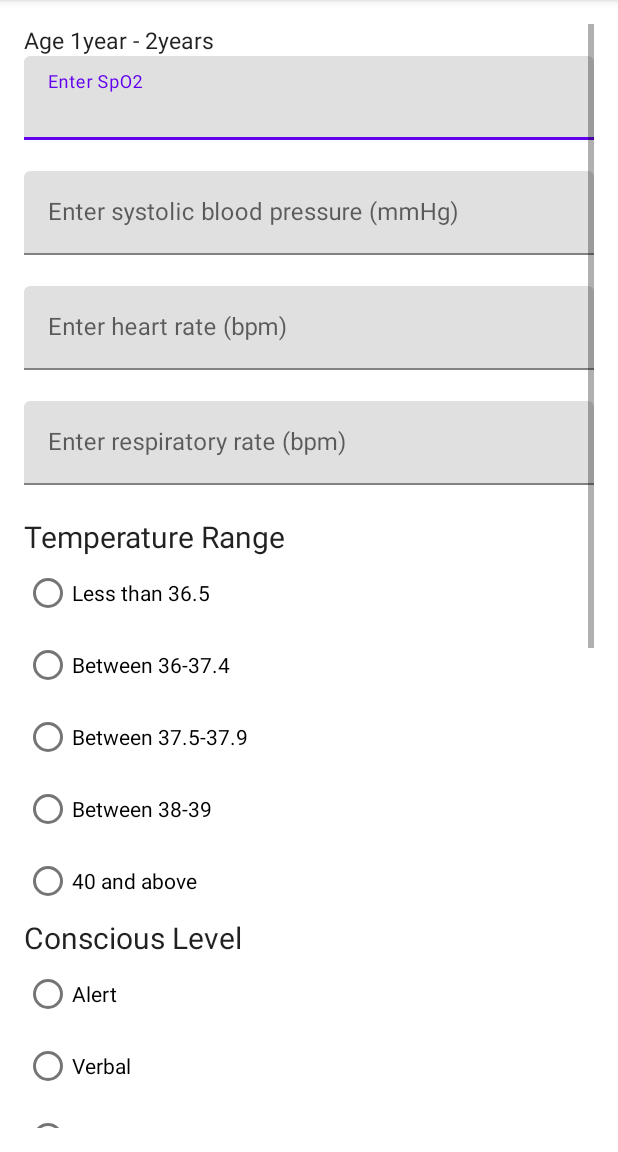
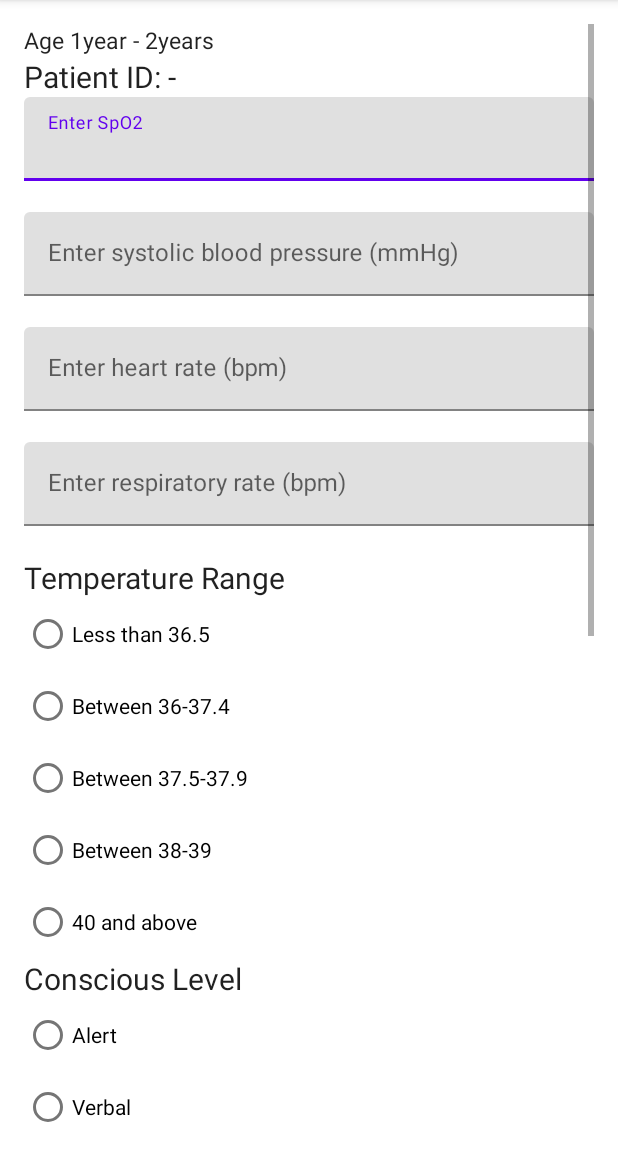
Before and after one commit to mustnap/HCWAssistsAppV3, an Android app: the Form12_23months screen opened directly, with no data from a screen before it, on a phone screen of 412 x 824 dp, the part 84-1236 px from its top. Run offline under Robolectric (Android 15) with nearby library versions, the phone set to English and light mode, and no system bars.

Commit message:
added readings working

```diff
--- a/app/src/main/java/my/bloo/hcwassists/CustomAdapter.java
+++ b/app/src/main/java/my/bloo/hcwassists/CustomAdapter.java
@@ -78,7 +78,7 @@ public class CustomAdapter extends RecyclerView.Adapter<CustomAdapter.MyViewHold
                 }
 
 
-                intent.putExtra("id", String.valueOf(patient_id.get(position)));
+                intent.putExtra("patient_id", String.valueOf(patient_id.get(position)));
                 intent.putExtra("name", String.valueOf(patient_name.get(position)));
                 intent.putExtra("age", String.valueOf(patient_age.get(position)));
                 intent.putExtra("dob", String.valueOf(patient_dob.get(position)));
--- a/app/src/main/java/my/bloo/hcwassists/Form12_23months.java
+++ b/app/src/main/java/my/bloo/hcwassists/Form12_23months.java
@@ -11,6 +11,8 @@ import android.widget.Button;
 import android.widget.EditText;
 import android.widget.RadioButton;
 import android.widget.RadioGroup;
+import android.widget.TextView;
+import android.widget.Toast;
 
 import com.google.android.material.dialog.MaterialAlertDialogBuilder;
 import com.google.android.material.textfield.TextInputEditText;
@@ -20,8 +22,7 @@ public class Form12_23months extends AppCompatActivity {
     TextInputEditText spo2_input, bloodpressue_input, heartRate_input, respi_input;
     RadioGroup tempRange_radioGroup, consciousLevel_radioGroup, oxygenDelivery_radioGroup, capilary_radioGroup;
 
-    int  intRb01, intRb02, intRb03, intRb04, intRb05;
-
+    int intRb01, intRb02, intRb03, intRb04, intRb05;
     int intSpo2Score, intBloodPressureScore, intHearRateScore, intRespiratoryScore, intTempRangeScore, intConsciousScore, intOxygenScore, intCapilaryScore;
 
     Button calc_button;
@@ -31,8 +32,7 @@ public class Form12_23months extends AppCompatActivity {
     int checkedRadioGroupConsciusLevel, intConsciousOptionSelected;
     int checkedRadioGroupTemperature, intTemperatureOptionSelected;
 
-
-    String id, result, age, dob;
+    TextView patientId_tV;
 
     @Override
     protected void onCreate(Bundle savedInstanceState) {
@@ -40,28 +40,32 @@ public class Form12_23months extends AppCompatActivity {
         setContentView(R.layout.activity_form1223months);
 
         calc_button = findViewById(R.id.btnCalc_02);
-
-        result = " result is OK ";
+        getAndSetIntentData();
         calc_button.setOnClickListener(new View.OnClickListener() {
             @Override
             public void onClick(View view) {
                 confirmDialog2();
+                MyDatabaseHelper myDB = new MyDatabaseHelper(getApplicationContext());
+                int totalScore = intSpo2Score + intBloodPressureScore + intHearRateScore + intRespiratoryScore + intTempRangeScore + intConsciousScore + intOxygenScore + intCapilaryScore;
+
+                patientId_tV = findViewById(R.id.tvPatientID);
+                myDB.addReadings(patientId_tV.getText().toString(), "100", "1", "90", "3", "100", "0", totalScore);
             }
         });
-
     }
 
-    void calculateSpo2(){
+
+    void calculateSpo2() {
 
         spo2_input = findViewById(R.id.text_input_spo2_02);
 
         int intSpo2Val = Integer.valueOf(spo2_input.getText().toString().trim());
 
-        if (intSpo2Val >= 94 ) {
+        if (intSpo2Val >= 94) {
             intSpo2Score = 0;
-        } else  if ( (intSpo2Val >= 92 &&  intSpo2Val <= 93) ) {
+        } else if ((intSpo2Val >= 92 && intSpo2Val <= 93)) {
             intSpo2Score = 1;
-        } else  if ( (intSpo2Val < 92) ) {
+        } else if ((intSpo2Val < 92)) {
             intSpo2Score = 3;
         } else {
             intSpo2Score = 0;
@@ -69,64 +73,64 @@ public class Form12_23months extends AppCompatActivity {
     }
 
 
-    void calculateBloodPressure(){
+    void calculateBloodPressure() {
         bloodpressue_input = findViewById(R.id.text_input_bp_02);
 
         int intBPVal = Integer.valueOf(bloodpressue_input.getText().toString().trim());
 
-        if (intBPVal >= 70 && intBPVal <= 100 ) {
+        if (intBPVal >= 70 && intBPVal <= 100) {
             intBloodPressureScore = 0;
-        } else  if ( (intBPVal > 100 && intBPVal <= 110 ) ) {
+        } else if ((intBPVal > 100 && intBPVal <= 110)) {
             intBloodPressureScore = 1;
-        } else  if ( (intBPVal > 110) ) {
+        } else if ((intBPVal > 110)) {
             intBloodPressureScore = 3;
-        } else  if ( (intBPVal < 60) ) {
+        } else if ((intBPVal < 60)) {
             intBloodPressureScore = 3;
-        } else  if ( (intBPVal >= 60 && intBPVal < 70 ) ) {
+        } else if ((intBPVal >= 60 && intBPVal < 70)) {
             intBloodPressureScore = 1;
         }
     }
 
-    void calculateHeartRate(){
+    void calculateHeartRate() {
         heartRate_input = findViewById(R.id.text_input_hr_02);
 
         int intHRVal = Integer.valueOf(heartRate_input.getText().toString().trim());
 
-        if (intHRVal >= 100 && intHRVal <= 150 ) {
+        if (intHRVal >= 100 && intHRVal <= 150) {
             intHearRateScore = 0;
-        } else  if (intHRVal > 150 && intHRVal <= 160 ) {
+        } else if (intHRVal > 150 && intHRVal <= 160) {
             intHearRateScore = 1;
-        } else  if (intHRVal > 160 ) {
+        } else if (intHRVal > 160) {
             intHearRateScore = 3;
-        } else  if (intHRVal >= 80 && intHRVal <= 100 ) {
+        } else if (intHRVal >= 80 && intHRVal <= 100) {
             intHearRateScore = 1;
-        } else  if (  intHRVal < 80 ) {
+        } else if (intHRVal < 80) {
             intHearRateScore = 3;
         }
 
     }
 
 
-    void calculateRespiratoryRate(){
+    void calculateRespiratoryRate() {
         respi_input = findViewById(R.id.text_input_resp_02);
 
         int intRespiVal = Integer.valueOf(respi_input.getText().toString().trim());
 
-        if (intRespiVal > 60 && intRespiVal < 20 ) {
+        if (intRespiVal > 60 && intRespiVal < 20) {
             intRespiratoryScore = 3;
-        } else  if (intRespiVal > 40 && intRespiVal <= 60 ) {
+        } else if (intRespiVal > 40 && intRespiVal <= 60) {
             intRespiratoryScore = 1;
-        } else  if (intRespiVal > 22 && intRespiVal <= 40 ) {
+        } else if (intRespiVal > 22 && intRespiVal <= 40) {
             intRespiratoryScore = 0;
-        } else  if (intRespiVal > 20 && intRespiVal <= 22 ) {
+        } else if (intRespiVal > 20 && intRespiVal <= 22) {
             intRespiratoryScore = 1;
-        } else  if (  intRespiVal < 20 ) {
+        } else if (intRespiVal < 20) {
             intRespiratoryScore = 3;
         }
     }
 
 
-    void calculateTemperature(){
+    void calculateTemperature() {
         tempRange_radioGroup = (RadioGroup) findViewById(R.id.radioGroupTempRange_02);
         checkedRadioGroupTemperature = tempRange_radioGroup.getCheckedRadioButtonId();
         intRb01 = findViewById(R.id.rBtn02_tR_01_Less365).getId();
@@ -138,33 +142,33 @@ public class Form12_23months extends AppCompatActivity {
         int selected = -1;
         if (checkedRadioGroupTemperature == intRb01) {
             selected = 1;
-        } else  if (checkedRadioGroupTemperature == intRb02) {
+        } else if (checkedRadioGroupTemperature == intRb02) {
             selected = 2;
-        } else  if (checkedRadioGroupTemperature == intRb03) {
+        } else if (checkedRadioGroupTemperature == intRb03) {
             selected = 3;
-        } else  if (checkedRadioGroupTemperature == intRb04) {
+        } else if (checkedRadioGroupTemperature == intRb04) {
             selected = 4;
-        } else  if (checkedRadioGroupTemperature == intRb05) {
+        } else if (checkedRadioGroupTemperature == intRb05) {
             selected = 5;
         }
 
         intTemperatureOptionSelected = selected;
 
-        if (intTemperatureOptionSelected == 1 ) {
+        if (intTemperatureOptionSelected == 1) {
             intTempRangeScore = 3;
-        } else  if (intTemperatureOptionSelected == 2 ) {
+        } else if (intTemperatureOptionSelected == 2) {
             intTempRangeScore = 0;
-        } else  if (intTemperatureOptionSelected == 3) {
+        } else if (intTemperatureOptionSelected == 3) {
             intTempRangeScore = 1;
-        } else  if (intTemperatureOptionSelected == 4 ) {
+        } else if (intTemperatureOptionSelected == 4) {
             intTempRangeScore = 1;
-        } else  if (  intTemperatureOptionSelected == 5 ) {
+        } else if (intTemperatureOptionSelected == 5) {
             intTempRangeScore = 3;
         }
 
     }
 
-    void calculateConsciousLevel(){
+    void calculateConsciousLevel() {
         consciousLevel_radioGroup = (RadioGroup) findViewById(R.id.radioGroupConscious_02);
         checkedRadioGroupConsciusLevel = consciousLevel_radioGroup.getCheckedRadioButtonId();
         intRb01 = findViewById(R.id.rBtn02_cL_01_alert).getId();
@@ -175,25 +179,25 @@ public class Form12_23months extends AppCompatActivity {
         int selected = -1;
         if (checkedRadioGroupConsciusLevel == intRb01) {
             selected = 1;
-        } else  if (checkedRadioGroupConsciusLevel == intRb02) {
+        } else if (checkedRadioGroupConsciusLevel == intRb02) {
             selected = 2;
-        } else  if (checkedRadioGroupConsciusLevel == intRb03) {
+        } else if (checkedRadioGroupConsciusLevel == intRb03) {
             selected = 3;
-        } else  if (checkedRadioGroupConsciusLevel == intRb04) {
+        } else if (checkedRadioGroupConsciusLevel == intRb04) {
             selected = 4;
-        } else  if (checkedRadioGroupConsciusLevel == intRb05) {
+        } else if (checkedRadioGroupConsciusLevel == intRb05) {
             selected = 5;
         }
 
         intConsciousOptionSelected = selected;
 
-        if (intConsciousOptionSelected == 1 ) {
+        if (intConsciousOptionSelected == 1) {
             intConsciousScore = 0;
-        } else  if (intConsciousOptionSelected == 2 ) {
+        } else if (intConsciousOptionSelected == 2) {
             intConsciousScore = 0;
-        } else  if (intConsciousOptionSelected == 3) {
+        } else if (intConsciousOptionSelected == 3) {
             intConsciousScore = 3;
-        } else  if (intConsciousOptionSelected == 4 ) {
+        } else if (intConsciousOptionSelected == 4) {
             intConsciousScore = 3;
         }
 
@@ -201,7 +205,7 @@ public class Form12_23months extends AppCompatActivity {
     }
 
 
-    void calculateOxygen(){
+    void calculateOxygen() {
         oxygenDelivery_radioGroup = (RadioGroup) findViewById(R.id.radioGroupOxygen_02);
         checkedRadioGroupOxygen = oxygenDelivery_radioGroup.getCheckedRadioButtonId();
         intRb01 = findViewById(R.id.rBtn02_oD_01_room).getId();
@@ -213,34 +217,34 @@ public class Form12_23months extends AppCompatActivity {
         int selected = -1;
         if (checkedRadioGroupOxygen == intRb01) {
             selected = 1;
-        } else  if (checkedRadioGroupOxygen == intRb02) {
+        } else if (checkedRadioGroupOxygen == intRb02) {
             selected = 2;
-        } else  if (checkedRadioGroupOxygen == intRb03) {
+        } else if (checkedRadioGroupOxygen == intRb03) {
             selected = 3;
-        } else  if (checkedRadioGroupOxygen == intRb04) {
+        } else if (checkedRadioGroupOxygen == intRb04) {
             selected = 4;
-        } else  if (checkedRadioGroupOxygen == intRb05) {
+        } else if (checkedRadioGroupOxygen == intRb05) {
             selected = 5;
         }
 
         intOxygenOptionSelected = selected;
 
-        if (intOxygenOptionSelected == 1 ) {
+        if (intOxygenOptionSelected == 1) {
             intOxygenScore = 0;
-        } else  if (intOxygenOptionSelected == 2 ) {
+        } else if (intOxygenOptionSelected == 2) {
             intOxygenScore = 1;
-        } else  if (intOxygenOptionSelected == 3) {
+        } else if (intOxygenOptionSelected == 3) {
             intOxygenScore = 3;
-        } else  if (intOxygenOptionSelected == 4 ) {
+        } else if (intOxygenOptionSelected == 4) {
             intOxygenScore = 3;
-        } else  if (intOxygenOptionSelected == 5 ) {
+        } else if (intOxygenOptionSelected == 5) {
             intOxygenScore = 3;
         }
 
     }
 
 
-    void calculateCapilary(){
+    void calculateCapilary() {
 
         capilary_radioGroup = (RadioGroup) findViewById(R.id.radioGroupCapilary_02);
 
@@ -252,27 +256,26 @@ public class Form12_23months extends AppCompatActivity {
         int selected = -1;
         if (checkedRadioGroupCapilary == intRb01) {
             selected = 1;
-        } else  if (checkedRadioGroupCapilary == intRb02) {
+        } else if (checkedRadioGroupCapilary == intRb02) {
             selected = 2;
-        } else  if (checkedRadioGroupCapilary == intRb03) {
+        } else if (checkedRadioGroupCapilary == intRb03) {
             selected = 3;
-        } else  if (checkedRadioGroupCapilary == intRb04) {
+        } else if (checkedRadioGroupCapilary == intRb04) {
             selected = 4;
-        } else  if (checkedRadioGroupCapilary == intRb05) {
+        } else if (checkedRadioGroupCapilary == intRb05) {
             selected = 5;
         }
         intCapilaryOptionSelected = selected;
 
-        if (intCapilaryOptionSelected == 1 ) {
+        if (intCapilaryOptionSelected == 1) {
             intCapilaryScore = 0;
-        } else  if (intCapilaryOptionSelected == 2 ) {
+        } else if (intCapilaryOptionSelected == 2) {
             intCapilaryScore = 1;
-        } else  if (intCapilaryOptionSelected == 3) {
+        } else if (intCapilaryOptionSelected == 3) {
             intCapilaryScore = 3;
         }
 
     }
-
 
 
     void confirmDialog2() {
@@ -288,75 +291,62 @@ public class Form12_23months extends AppCompatActivity {
         String strRecommendation = "";
 
 
-        int totalScore =  intSpo2Score + intBloodPressureScore + intHearRateScore + intRespiratoryScore + intTempRangeScore + intConsciousScore + intOxygenScore + intCapilaryScore;
+        int totalScore = intSpo2Score + intBloodPressureScore + intHearRateScore + intRespiratoryScore + intTempRangeScore + intConsciousScore + intOxygenScore + intCapilaryScore;
 
-        if (totalScore >= 1 &&  totalScore <= 2 ) {
+        if (totalScore >= 1 && totalScore <= 2) {
             strRecommendation = "observe 4-6 hours, alert the nurse in charge";
-        } else  if (totalScore >= 3 &&  totalScore <= 5 ) {
+        } else if (totalScore >= 3 && totalScore <= 5) {
             strRecommendation = "observe every 2-4 hours, alert junior doctor/senior nurse";
-        } else  if (totalScore >= 6 &&  totalScore <= 7 ) {
+        } else if (totalScore >= 6 && totalScore <= 7) {
             strRecommendation = "observe every 1-2 hours, alert senior doctor/specialist";
-        } else  if (totalScore >= 8 ) {
+        } else if (totalScore >= 8) {
             strRecommendation = "Observe every 30 minutes- 1-hour, alert specialist/consultant";
         }
 
 
-
-        if (totalScore >= 1 &&  totalScore <= 2 ) {
+        if (totalScore >= 1 && totalScore <= 2) {
             new MaterialAlertDialogBuilder(this, R.style.MyThemeOverlay_MaterialComponents_MaterialAlertDialog_Green)
                     .setTitle("Assesment:")
-                    .setMessage("Score: " +  totalScore + " " + strRecommendation  )
+                    .setMessage("Score: " + totalScore + " " + strRecommendation)
                     .setPositiveButton("Ok", /* listener = */ null)
                     .show();
-        } else  if (totalScore >= 3 &&  totalScore <= 5 ) {
+        } else if (totalScore >= 3 && totalScore <= 5) {
             new MaterialAlertDialogBuilder(this, R.style.MyThemeOverlay_MaterialComponents_MaterialAlertDialog_Yellow)
                     .setTitle("Assesment:")
-                    .setMessage("Score: " +  totalScore + " " + strRecommendation  )
+                    .setMessage("Score: " + totalScore + " " + strRecommendation)
                     .setPositiveButton("Ok", /* listener = */ null)
                     .show();
-        } else  if (totalScore >= 6 &&  totalScore <= 7 ) {
+        } else if (totalScore >= 6 && totalScore <= 7) {
             new MaterialAlertDialogBuilder(this, R.style.MyThemeOverlay_MaterialComponents_MaterialAlertDialog_Amber)
                     .setTitle("Assesment:")
-                    .setMessage("Score: " +  totalScore + " " + strRecommendation  )
+                    .setMessage("Score: " + totalScore + " " + strRecommendation)
                     .setPositiveButton("Ok", /* listener = */ null)
                     .show();
-        } else  if (totalScore >= 8 ) {
+        } else if (totalScore >= 8) {
             new MaterialAlertDialogBuilder(this, R.style.MyThemeOverlay_MaterialComponents_MaterialAlertDialog_Red)
                     .setTitle("Assesment:")
-                    .setMessage("Score: " +  totalScore + " " + strRecommendation  )
+                    .setMessage("Score: " + totalScore + " " + strRecommendation)
                     .setPositiveButton("Ok", /* listener = */ null)
                     .show();
         }
 
-
-//        new MaterialAlertDialogBuilder(this, R.style.MyThemeOverlay_MaterialComponents_MaterialAlertDialog)
-//                .setTitle("Assesment:")
-//                .setMessage("Spo2 Score: " +  intSpo2Score +  ". BloodPressure Score: " +  intBloodPressureScore +  ". HearRate Score: " +  intHearRateScore + ". Conscious Level Option: " +  intConsciousOptionSelected + ". Oxygen Option: " +  intOxygenOptionSelected + " . Capilary Option: " +  intCapilaryOptionSelected )
-//                .setPositiveButton("Ok", /* listener = */ null)
-//                .setNegativeButton("Cancel", /* listener = */ null)
-//                .show();
-//
     }
 
-    void confirmDialog(){
-        AlertDialog.Builder builder = new AlertDialog.Builder(this);
-        builder.setTitle("Current score is " + result + " ");
-        builder.setMessage("Are you sure you want to delete " + result + " ?");
-        builder.setPositiveButton("Yes", new DialogInterface.OnClickListener() {
-            @Override
-            public void onClick(DialogInterface dialogInterface, int i) {
-                MyDatabaseHelper myDB = new MyDatabaseHelper(Form12_23months.this);
-                myDB.deleteOneRow(id);
-                finish();
-            }
-        });
-        builder.setNegativeButton("No", new DialogInterface.OnClickListener() {
-            @Override
-            public void onClick(DialogInterface dialogInterface, int i) {
+    void getAndSetIntentData() {
 
-            }
-        });
-        builder.create().show();
+        String patient_id;
+
+        if (getIntent().hasExtra("patient_id")) {
+            //Getting Data from Intent
+            patient_id = getIntent().getStringExtra("patient_id");
+
+            TextView tvPatientID = findViewById(R.id.tvPatientID);
+            //Setting Intent Data
+            tvPatientID.setText(patient_id);
+
+        } else {
+            Toast.makeText(this, "No data.", Toast.LENGTH_SHORT).show();
+        }
     }
 
 
--- a/app/src/main/java/my/bloo/hcwassists/MyDatabaseHelper.java
+++ b/app/src/main/java/my/bloo/hcwassists/MyDatabaseHelper.java
@@ -117,7 +117,7 @@ public class MyDatabaseHelper extends SQLiteOpenHelper {
         }
     }
 
-    void addReadings(String patient_id, String spo2_reading, String spo2_score, String bp_reading, String bp_score, String hr_reading, String hr_score){
+    void addReadings(String patient_id, String spo2_reading, String spo2_score, String bp_reading, String bp_score, String hr_reading, String hr_score, int total_score){
         SQLiteDatabase db = this.getWritableDatabase();
         ContentValues cv = new ContentValues();
 
@@ -129,6 +129,8 @@ public class MyDatabaseHelper extends SQLiteOpenHelper {
         cv.put(COLUMN_SPO2_READING, spo2_reading);
         cv.put(COLUMN_SPO2_SCORE, spo2_score);
         cv.put(COLUMN_READING_DATETIME, now.toString());
+        cv.put(COLUMN_TOTAL_SCORE,total_score );
+
         long result = db.insert(TABLE_NAME2,null, cv);
         if(result == -1){
             Toast.makeText(context, "Failed", Toast.LENGTH_SHORT).show();
--- a/app/src/main/java/my/bloo/hcwassists/ui/home/HomeFragment.java
+++ b/app/src/main/java/my/bloo/hcwassists/ui/home/HomeFragment.java
@@ -69,7 +69,6 @@ public class HomeFragment extends Fragment {
         recyclerView.setAdapter(customAdapter);
         recyclerView.setLayoutManager(new LinearLayoutManager(getContext()));
 
-
 //        final TextView textView = binding.textHome;
 //        homeViewModel.getText().observe(getViewLifecycleOwner(), textView::setText);
         return root;
--- a/app/src/main/res/layout/activity_form1223months.xml
+++ b/app/src/main/res/layout/activity_form1223months.xml
@@ -14,7 +14,7 @@
 
         <LinearLayout
             android:layout_width="fill_parent"
-            android:layout_height="fill_parent"
+            android:layout_height="wrap_content"
             android:orientation="vertical">
 
             <TextView
@@ -25,6 +25,31 @@
                 android:textAppearance="@style/TextAppearance.AppCompat.Headline"
                 android:textSize="15dp"
                 app:layout_constraintTop_toTopOf="parent" />
+
+            <LinearLayout
+                android:layout_width="wrap_content"
+                android:layout_height="wrap_content"
+                android:orientation="horizontal">
+
+                <TextView
+                    android:layout_width="wrap_content"
+                    android:layout_height="wrap_content"
+                    android:layout_weight="1"
+                    android:ellipsize="end"
+                    android:maxLines="1"
+                    android:text="Patient ID: "
+                    android:textAppearance="@style/TextAppearance.AppCompat.Headline"
+                    android:textSize="20dp" />
+
+                <TextView
+                    android:id="@+id/tvPatientID"
+                    android:layout_width="wrap_content"
+                    android:layout_height="wrap_content"
+                    android:maxLines="1"
+                    android:text="-"
+                    android:textAppearance="@style/TextAppearance.AppCompat.Headline"
+                    android:textSize="20dp" />
+            </LinearLayout>
 
             <com.google.android.material.textfield.TextInputLayout
                 android:id="@+id/text_input_spo2_02_layout"
@@ -37,9 +62,9 @@
                     android:id="@+id/text_input_spo2_02"
                     android:layout_width="match_parent"
                     android:layout_height="wrap_content"
-                    android:maxLength="3"
                     android:hint="Enter SpO2"
-                    android:inputType="number" />
+                    android:inputType="number"
+                    android:maxLength="3" />
             </com.google.android.material.textfield.TextInputLayout>
 
             <com.google.android.material.textfield.TextInputLayout
@@ -54,9 +79,9 @@
                     android:id="@+id/text_input_bp_02"
                     android:layout_width="match_parent"
                     android:layout_height="wrap_content"
-                    android:maxLength="4"
                     android:hint="Enter systolic blood pressure (mmHg)"
-                    android:inputType="number" />
+                    android:inputType="number"
+                    android:maxLength="4" />
             </com.google.android.material.textfield.TextInputLayout>
 
             <com.google.android.material.textfield.TextInputLayout
@@ -71,9 +96,9 @@
                     android:id="@+id/text_input_hr_02"
                     android:layout_width="match_parent"
                     android:layout_height="wrap_content"
-                    android:maxLength="4"
                     android:hint="Enter heart rate (bpm)"
-                    android:inputType="number" />
+                    android:inputType="number"
+                    android:maxLength="4" />
             </com.google.android.material.textfield.TextInputLayout>
 
 
@@ -89,9 +114,9 @@
                     android:id="@+id/text_input_resp_02"
                     android:layout_width="match_parent"
                     android:layout_height="wrap_content"
-                    android:maxLength="4"
                     android:hint="Enter respiratory rate (bpm)"
-                    android:inputType="number" />
+                    android:inputType="number"
+                    android:maxLength="4" />
             </com.google.android.material.textfield.TextInputLayout>
 
 
```
Also changed, not shown: app/src/main/java/my/bloo/hcwassists/Form0_11months.java (+24 -5 lines), app/src/main/java/my/bloo/hcwassists/Form144above_months.java (+21 -3 lines), app/src/main/java/my/bloo/hcwassists/Form24_59months.java (+23 -4 lines), app/src/main/java/my/bloo/hcwassists/Form60_143months.java (+24 -3 lines), app/src/main/res/layout/activity_form011months.xml (+34 -9 lines), app/src/main/res/layout/activity_form144above_months.xml (+35 -9 lines), app/src/main/res/layout/activity_form2459months.xml (+34 -9 lines), app/src/main/res/layout/activity_form60143months.xml (+34 -9 lines).
